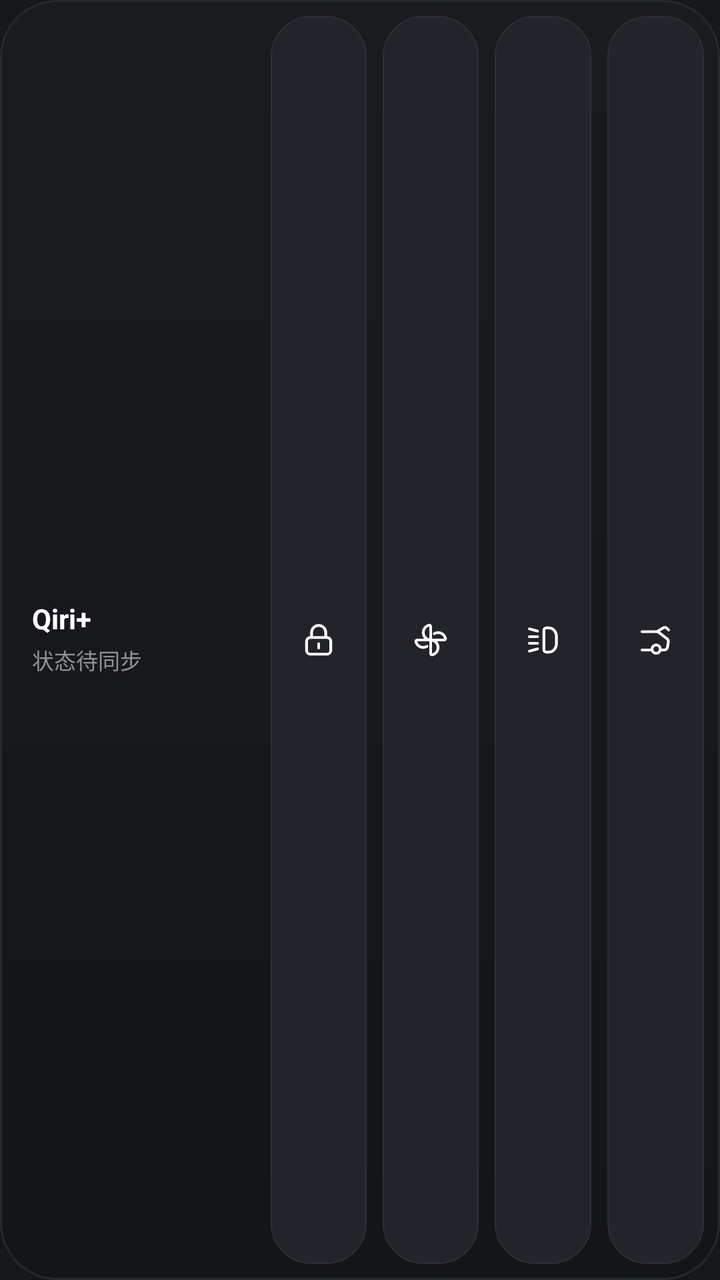
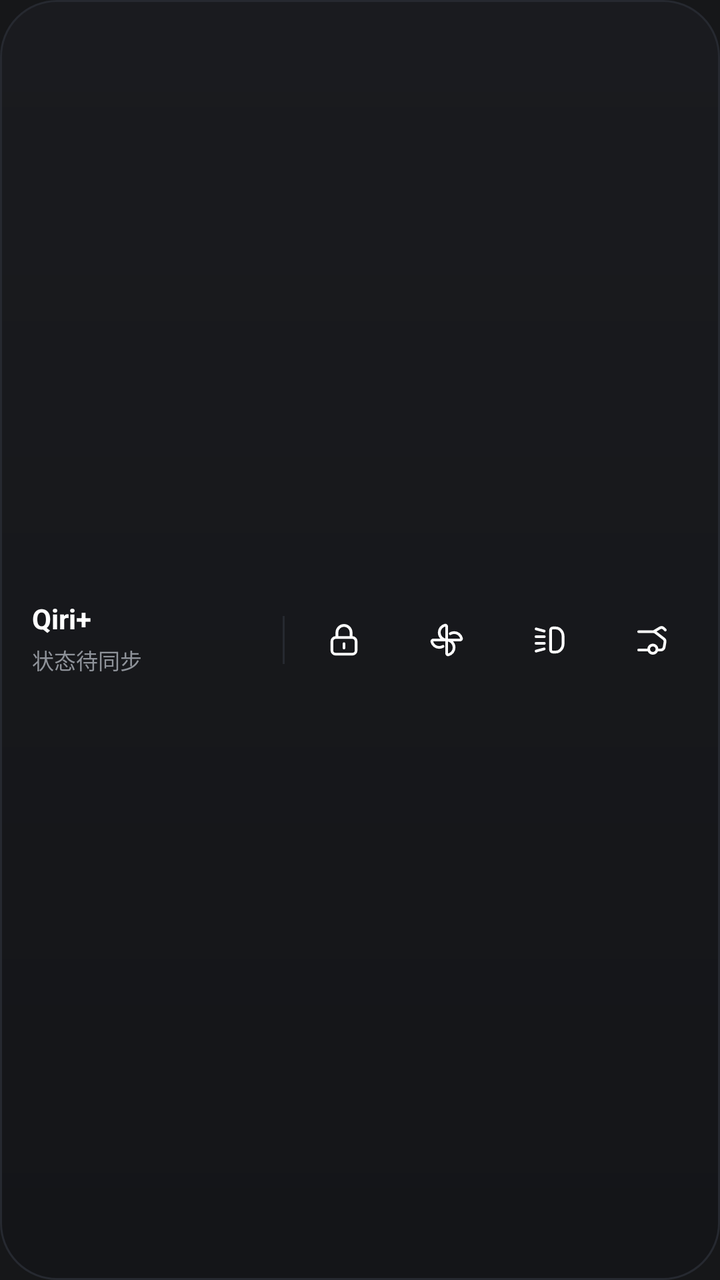

Before-and-after screenshots of an Android layout around one commit, followed by the original layout XML and the change that was made.
<!-- AndroidManifest.xml: application theme Theme.CarPlus -->
<!-- res/layout/widget_car_bar.xml -->
<?xml version="1.0" encoding="utf-8"?>
<LinearLayout xmlns:android="http://schemas.android.com/apk/res/android"
    android:id="@+id/widget_root"
    android:layout_width="match_parent"
    android:layout_height="match_parent"
    android:background="@drawable/widget_bg_dark"
    android:baselineAligned="false"
    android:gravity="center_vertical"
    android:orientation="horizontal"
    android:padding="@dimen/widget_outer_padding">

    
    <LinearLayout
        android:id="@+id/widget_header_area"
        android:layout_width="0dp"
        android:layout_height="match_parent"
        android:layout_weight="1"
        android:gravity="center_vertical"
        android:orientation="vertical"
        android:paddingStart="8dp"
        android:paddingEnd="8dp">

        <TextView
            android:id="@+id/widget_model_name"
            android:layout_width="match_parent"
            android:layout_height="wrap_content"
            android:ellipsize="end"
            android:includeFontPadding="false"
            android:singleLine="true"
            android:text="Qiri+"
            android:textColor="#FFFFFF"
            android:textSize="14sp"
            android:textStyle="bold" />

        <TextView
            android:id="@+id/widget_status_line"
            android:layout_width="match_parent"
            android:layout_height="wrap_content"
            android:layout_marginTop="4dp"
            android:ellipsize="end"
            android:fontFeatureSettings="tnum"
            android:includeFontPadding="false"
            android:singleLine="true"
            android:text="状态待同步"
            android:textColor="#8E9299"
            android:textSize="11sp" />
    </LinearLayout>

    
    <LinearLayout
        android:layout_width="0dp"
        android:layout_height="match_parent"
        android:layout_weight="1.7"
        android:baselineAligned="false"
        android:gravity="center_vertical"
        android:orientation="horizontal">

        <FrameLayout
            android:id="@+id/widget_btn_lock"
            android:layout_width="0dp"
            android:layout_height="match_parent"
            android:layout_marginEnd="@dimen/widget_grid_gap"
            android:layout_weight="1"
            android:background="@drawable/widget_btn_bg">

            <ImageView
                android:id="@+id/widget_icon_lock"
                android:layout_width="20dp"
                android:layout_height="20dp"
                android:layout_gravity="center"
                android:contentDescription="锁车或解锁"
                android:src="@drawable/ic_widget_lock_closed" />
        </FrameLayout>

        <FrameLayout
            android:id="@+id/widget_btn_ac"
            android:layout_width="0dp"
            android:layout_height="match_parent"
            android:layout_marginEnd="@dimen/widget_grid_gap"
            android:layout_weight="1"
            android:background="@drawable/widget_btn_bg">

            <ImageView
                android:id="@+id/widget_icon_ac"
                android:layout_width="20dp"
                android:layout_height="20dp"
                android:layout_gravity="center"
                android:contentDescription="开关空调"
                android:src="@drawable/ic_widget_fan" />
        </FrameLayout>

        <FrameLayout
            android:id="@+id/widget_btn_flash"
            android:layout_width="0dp"
            android:layout_height="match_parent"
            android:layout_marginEnd="@dimen/widget_grid_gap"
            android:layout_weight="1"
            android:background="@drawable/widget_btn_bg">

            <ImageView
                android:id="@+id/widget_icon_flash"
                android:layout_width="20dp"
                android:layout_height="20dp"
                android:layout_gravity="center"
                android:contentDescription="闪灯寻车"
                android:src="@drawable/ic_widget_flash" />
        </FrameLayout>

        <FrameLayout
            android:id="@+id/widget_btn_trunk"
            android:layout_width="0dp"
            android:layout_height="match_parent"
            android:layout_weight="1"
            android:background="@drawable/widget_btn_bg">

            <ImageView
                android:id="@+id/widget_icon_trunk"
                android:layout_width="20dp"
                android:layout_height="20dp"
                android:layout_gravity="center"
                android:contentDescription="开关后备箱"
                android:src="@drawable/ic_widget_trunk" />
        </FrameLayout>
    </LinearLayout>

</LinearLayout>
<!-- resources referenced by this layout -->
<resources>
  <dimen name="widget_grid_gap">8dp</dimen>
  <dimen name="widget_outer_padding">8dp</dimen>
  <!-- drawable ic_widget_flash (drawable) -->
  <?xml version="1.0" encoding="utf-8"?>
  <vector xmlns:android="http://schemas.android.com/apk/res/android"
      android:width="24dp"
      android:height="24dp"
      android:viewportWidth="24"
      android:viewportHeight="24">
      <path
          android:fillColor="#00000000"
          android:pathData="M12.75,6.13C12.75,5.37 13.37,4.75 14.13,4.75H15.72C16.95,4.75 18.12,5.28 18.94,6.21C19.78,7.18 20.25,8.42 20.25,9.71V14.29C20.25,15.58 19.78,16.82 18.94,17.79C18.12,18.72 16.95,19.25 15.72,19.25H14.13C13.37,19.25 12.75,18.63 12.75,17.87V6.13Z M9,10H4 M8.91,6.65L4.09,5.35 M9,14H4 M8.91,17.35L4.09,18.65"
          android:strokeColor="#FFFFFF"
          android:strokeLineCap="round"
          android:strokeLineJoin="round"
          android:strokeWidth="1.65" />
  </vector>
  <!-- drawable ic_widget_lock_closed (drawable) -->
  <?xml version="1.0" encoding="utf-8"?>
  <vector xmlns:android="http://schemas.android.com/apk/res/android"
      android:width="24dp"
      android:height="24dp"
      android:viewportWidth="24"
      android:viewportHeight="24">
      <path
          android:fillColor="#00000000"
          android:pathData="M7.75,10.5V7.5A4.25,4.25 0 0,1 16.25,7.5V10.5 M7.0,10.5H17.0A2.25,2.25 0 0,1 19.25,12.75V18.25A2.25,2.25 0 0,1 17.0,20.5H7.0A2.25,2.25 0 0,1 4.75,18.25V12.75A2.25,2.25 0 0,1 7.0,10.5Z M12,14.2V16.8"
          android:strokeColor="#FFFFFF"
          android:strokeLineCap="round"
          android:strokeLineJoin="round"
          android:strokeWidth="1.65" />
  </vector>
  <!-- drawable ic_widget_trunk (drawable) -->
  <?xml version="1.0" encoding="utf-8"?>
  <vector xmlns:android="http://schemas.android.com/apk/res/android"
      android:width="24dp"
      android:height="24dp"
      android:viewportWidth="24"
      android:viewportHeight="24">
      <path
          android:fillColor="#00000000"
          android:pathData="M4,7H12.82C13.26,7 13.69,7.15 14.04,7.41L19.05,11.27C19.63,11.72 19.92,12.45 19.8,13.18L19.28,16.33C19.12,17.29 18.28,18 17.31,18H15 M4,18H10 M13,7L16.66,4.8C17.45,4.33 18.46,4.46 19.1,5.1L20,6 M12.5,15A2.5,2.5 0 1,0 12.5,20A2.5,2.5 0 1,0 12.5,15Z"
          android:strokeColor="#FFFFFF"
          android:strokeLineCap="round"
          android:strokeLineJoin="round"
          android:strokeWidth="1.65" />
  </vector>
  <!-- drawable widget_bg_dark (drawable) -->
  <?xml version="1.0" encoding="utf-8"?>
  <shape xmlns:android="http://schemas.android.com/apk/res/android"
      android:shape="rectangle">
      <gradient
          android:angle="270"
          android:endColor="#141518"
          android:startColor="#1A1B1F" />
      <stroke
          android:width="1dp"
          android:color="#262930" />
      <corners android:radius="@dimen/widget_outer_radius" />
  </shape>
  <!-- drawable widget_btn_bg (drawable) -->
  <?xml version="1.0" encoding="utf-8"?>
  <shape xmlns:android="http://schemas.android.com/apk/res/android"
      android:shape="rectangle">
      <solid android:color="#22242A" />
      <stroke
          android:width="0.75dp"
          android:color="#2C2F38" />
      <corners android:radius="@dimen/widget_inner_radius" />
  </shape>
  <dimen name="widget_outer_radius">24dp</dimen>
  <dimen name="widget_inner_radius">16dp</dimen>
  <!-- unchanged entries left out for length: 2 -->
</resources>

<!-- the commit's change to res/layout/widget_car_bar.xml (unified diff, before → after) -->
@@ -1,126 +1,228 @@
 <?xml version="1.0" encoding="utf-8"?>
-<LinearLayout xmlns:android="http://schemas.android.com/apk/res/android"
+<FrameLayout xmlns:android="http://schemas.android.com/apk/res/android"
     android:id="@+id/widget_root"
     android:layout_width="match_parent"
     android:layout_height="match_parent"
     android:background="@drawable/widget_bg_dark"
-    android:baselineAligned="false"
-    android:gravity="center_vertical"
-    android:orientation="horizontal"
     android:padding="@dimen/widget_outer_padding">
 
     
     <LinearLayout
-        android:id="@+id/widget_header_area"
-        android:layout_width="0dp"
+        android:id="@+id/widget_content_container"
+        android:layout_width="match_parent"
         android:layout_height="match_parent"
-        android:layout_weight="1"
-        android:gravity="center_vertical"
-        android:orientation="vertical"
-        android:paddingStart="8dp"
-        android:paddingEnd="8dp">
-
-        <TextView
-            android:id="@+id/widget_model_name"
-            android:layout_width="match_parent"
-            android:layout_height="wrap_content"
-            android:ellipsize="end"
-            android:includeFontPadding="false"
-            android:singleLine="true"
-            android:text="Qiri+"
-            android:textColor="#FFFFFF"
-            android:textSize="14sp"
-            android:textStyle="bold" />
-
-        <TextView
-            android:id="@+id/widget_status_line"
-            android:layout_width="match_parent"
-            android:layout_height="wrap_content"
-            android:layout_marginTop="4dp"
-            android:ellipsize="end"
-            android:fontFeatureSettings="tnum"
-            android:includeFontPadding="false"
-            android:singleLine="true"
-            android:text="状态待同步"
-            android:textColor="#8E9299"
-            android:textSize="11sp" />
-    </LinearLayout>
-
-    
-    <LinearLayout
-        android:layout_width="0dp"
-        android:layout_height="match_parent"
-        android:layout_weight="1.7"
         android:baselineAligned="false"
         android:gravity="center_vertical"
         android:orientation="horizontal">
 
-        <FrameLayout
-            android:id="@+id/widget_btn_lock"
+        
+        <LinearLayout
+            android:id="@+id/widget_header_area"
             android:layout_width="0dp"
             android:layout_height="match_parent"
-            android:layout_marginEnd="@dimen/widget_grid_gap"
-            android:layout_weight="1"
-            android:background="@drawable/widget_btn_bg">
-
-            <ImageView
-                android:id="@+id/widget_icon_lock"
-                android:layout_width="20dp"
-                android:layout_height="20dp"
-                android:layout_gravity="center"
-                android:contentDescription="锁车或解锁"
-                android:src="@drawable/ic_widget_lock_closed" />
-        </FrameLayout>
+            android:layout_weight="1.05"
+            android:gravity="center_vertical"
+            android:orientation="vertical"
+            android:paddingStart="8dp"
+            android:paddingEnd="8dp">
+
+            <TextView
+                android:id="@+id/widget_model_name"
+                android:layout_width="match_parent"
+                android:layout_height="wrap_content"
+                android:ellipsize="end"
+                android:includeFontPadding="false"
+                android:singleLine="true"
+                android:text="Qiri+"
+                android:textColor="#FFFFFF"
+                android:textSize="14sp"
+                android:textStyle="bold" />
+
+            <TextView
+                android:id="@+id/widget_status_line"
+                android:layout_width="match_parent"
+                android:layout_height="wrap_content"
+                android:layout_marginTop="4dp"
+                android:ellipsize="end"
+                android:fontFeatureSettings="tnum"
+                android:includeFontPadding="false"
+                android:singleLine="true"
+                android:text="状态待同步"
+                android:textColor="#8E9299"
+                android:textSize="11sp" />
+        </LinearLayout>
 
         <FrameLayout
-            android:id="@+id/widget_btn_ac"
+            android:layout_width="1dp"
+            android:layout_height="24dp"
+            android:background="#262930" />
+
+        
+        <LinearLayout
             android:layout_width="0dp"
             android:layout_height="match_parent"
-            android:layout_marginEnd="@dimen/widget_grid_gap"
+            android:layout_weight="1.65"
+            android:baselineAligned="false"
+            android:gravity="center_vertical"
+            android:orientation="horizontal"
+            android:paddingStart="4dp">
+
+            <FrameLayout
+                android:id="@+id/widget_btn_lock"
+                android:layout_width="0dp"
+                android:layout_height="match_parent"
+                android:layout_weight="1"
+                android:background="@null">
+
+                <FrameLayout
+                    android:id="@+id/widget_halo_lock"
+                    android:layout_width="36dp"
+                    android:layout_height="36dp"
+                    android:layout_gravity="center"
+                    android:background="@null">
+
+                    <ImageView
+                        android:id="@+id/widget_icon_lock"
+                        android:layout_width="20dp"
+                        android:layout_height="20dp"
+                        android:layout_gravity="center"
+                        android:contentDescription="锁车或解锁"
+                        android:src="@drawable/ic_widget_lock_closed" />
+                </FrameLayout>
+            </FrameLayout>
+
+            <FrameLayout
+                android:id="@+id/widget_btn_ac"
+                android:layout_width="0dp"
+                android:layout_height="match_parent"
+                android:layout_weight="1"
+                android:background="@null">
+
+                <FrameLayout
+                    android:id="@+id/widget_halo_ac"
+                    android:layout_width="36dp"
+                    android:layout_height="36dp"
+                    android:layout_gravity="center"
+                    android:background="@null">
+
+                    <ImageView
+                        android:id="@+id/widget_icon_ac"
+                        android:layout_width="20dp"
+                        android:layout_height="20dp"
+                        android:layout_gravity="center"
+                        android:contentDescription="开关空调"
+                        android:src="@drawable/ic_widget_fan" />
+                </FrameLayout>
+            </FrameLayout>
+
+            <FrameLayout
+                android:id="@+id/widget_btn_flash"
+                android:layout_width="0dp"
+                android:layout_height="match_parent"
+                android:layout_weight="1"
+                android:background="@null">
+
+                <FrameLayout
+                    android:id="@+id/widget_halo_flash"
+                    android:layout_width="36dp"
+                    android:layout_height="36dp"
+                    android:layout_gravity="center"
+                    android:background="@null">
+
+                    <ImageView
+                        android:id="@+id/widget_icon_flash"
+                        android:layout_width="20dp"
+                        android:layout_height="20dp"
+                        android:layout_gravity="center"
+                        android:contentDescription="闪灯寻车"
+                        android:src="@drawable/ic_widget_flash" />
+                </FrameLayout>
+            </FrameLayout>
+
+            <FrameLayout
+                android:id="@+id/widget_btn_trunk"
+                android:layout_width="0dp"
+                android:layout_height="match_parent"
+                android:layout_weight="1"
+                android:background="@null">
+
+                <FrameLayout
+                    android:id="@+id/widget_halo_trunk"
+                    android:layout_width="36dp"
+                    android:layout_height="36dp"
+                    android:layout_gravity="center"
+                    android:background="@null">
+
+                    <ImageView
+                        android:id="@+id/widget_icon_trunk"
+                        android:layout_width="20dp"
+                        android:layout_height="20dp"
+                        android:layout_gravity="center"
+                        android:contentDescription="开关后备箱"
+                        android:src="@drawable/ic_widget_trunk" />
+                </FrameLayout>
+            </FrameLayout>
+        </LinearLayout>
+    </LinearLayout>
+
+    
+    <LinearLayout
+        android:id="@+id/widget_logged_out_container"
+        android:layout_width="match_parent"
+        android:layout_height="match_parent"
+        android:baselineAligned="false"
+        android:gravity="center_vertical"
+        android:orientation="horizontal"
+        android:paddingStart="8dp"
+        android:paddingEnd="4dp"
+        android:visibility="gone">
+
+        <LinearLayout
+            android:layout_width="0dp"
+            android:layout_height="wrap_content"
             android:layout_weight="1"
-            android:background="@drawable/widget_btn_bg">
-
-            <ImageView
-                android:id="@+id/widget_icon_ac"
-                android:layout_width="20dp"
-                android:layout_height="20dp"
-                android:layout_gravity="center"
-                android:contentDescription="开关空调"
-                android:src="@drawable/ic_widget_fan" />
-        </FrameLayout>
-
-        <FrameLayout
-            android:id="@+id/widget_btn_flash"
-            android:layout_width="0dp"
-            android:layout_height="match_parent"
-            android:layout_marginEnd="@dimen/widget_grid_gap"
-            android:layout_weight="1"
-            android:background="@drawable/widget_btn_bg">
-
-            <ImageView
-                android:id="@+id/widget_icon_flash"
-                android:layout_width="20dp"
-                android:layout_height="20dp"
-                android:layout_gravity="center"
-                android:contentDescription="闪灯寻车"
-                android:src="@drawable/ic_widget_flash" />
-        </FrameLayout>
-
-        <FrameLayout
-            android:id="@+id/widget_btn_trunk"
-            android:layout_width="0dp"
-            android:layout_height="match_parent"
-            android:layout_weight="1"
-            android:background="@drawable/widget_btn_bg">
-
-            <ImageView
-                android:id="@+id/widget_icon_trunk"
-                android:layout_width="20dp"
-                android:layout_height="20dp"
-                android:layout_gravity="center"
-                android:contentDescription="开关后备箱"
-                android:src="@drawable/ic_widget_trunk" />
-        </FrameLayout>
+            android:orientation="vertical"
+            android:paddingEnd="12dp">
+
+            <TextView
+                android:id="@+id/widget_logged_out_title"
+                android:layout_width="match_parent"
+                android:layout_height="wrap_content"
+                android:ellipsize="end"
+                android:includeFontPadding="false"
+                android:singleLine="true"
+                android:text="Qiri+ · 未登录"
+                android:textColor="#FFFFFF"
+                android:textSize="13.5sp"
+                android:textStyle="bold" />
+
+            <TextView
+                android:id="@+id/widget_logged_out_subtitle"
+                android:layout_width="match_parent"
+                android:layout_height="wrap_content"
+                android:layout_marginTop="4dp"
+                android:ellipsize="end"
+                android:includeFontPadding="false"
+                android:singleLine="true"
+                android:text="轻触登录查看车况与远控"
+                android:textColor="#8E9299"
+                android:textSize="10.5sp" />
+        </LinearLayout>
+
+        <TextView
+            android:id="@+id/widget_btn_login"
+            android:layout_width="wrap_content"
+            android:layout_height="32dp"
+            android:background="@drawable/widget_cta_pill_bg"
+            android:gravity="center"
+            android:includeFontPadding="false"
+            android:paddingStart="16dp"
+            android:paddingEnd="16dp"
+            android:singleLine="true"
+            android:text="去登录"
+            android:textColor="#FFFFFF"
+            android:textSize="11.5sp"
+            android:textStyle="bold" />
     </LinearLayout>
 
-</LinearLayout>
+</FrameLayout>
<!-- resource entries referenced after the edit -->
@@ -1,6 +1,5 @@
 <!-- resources referenced by this layout -->
 <resources>
-  <dimen name="widget_grid_gap">8dp</dimen>
   <dimen name="widget_outer_padding">8dp</dimen>
   <!-- drawable ic_widget_flash (drawable) -->
   <?xml version="1.0" encoding="utf-8"?>
@@ -60,18 +59,14 @@
           android:color="#262930" />
       <corners android:radius="@dimen/widget_outer_radius" />
   </shape>
-  <!-- drawable widget_btn_bg (drawable) -->
+  <!-- drawable widget_cta_pill_bg (drawable) -->
   <?xml version="1.0" encoding="utf-8"?>
   <shape xmlns:android="http://schemas.android.com/apk/res/android"
       android:shape="rectangle">
-      <solid android:color="#22242A" />
-      <stroke
-          android:width="0.75dp"
-          android:color="#2C2F38" />
-      <corners android:radius="@dimen/widget_inner_radius" />
+      <solid android:color="#3E6AE1" />
+      <corners android:radius="999dp" />
   </shape>
   <dimen name="widget_outer_radius">24dp</dimen>
-  <dimen name="widget_inner_radius">16dp</dimen>
   <!-- unchanged entries left out for length: 2 -->
 </resources>
 
